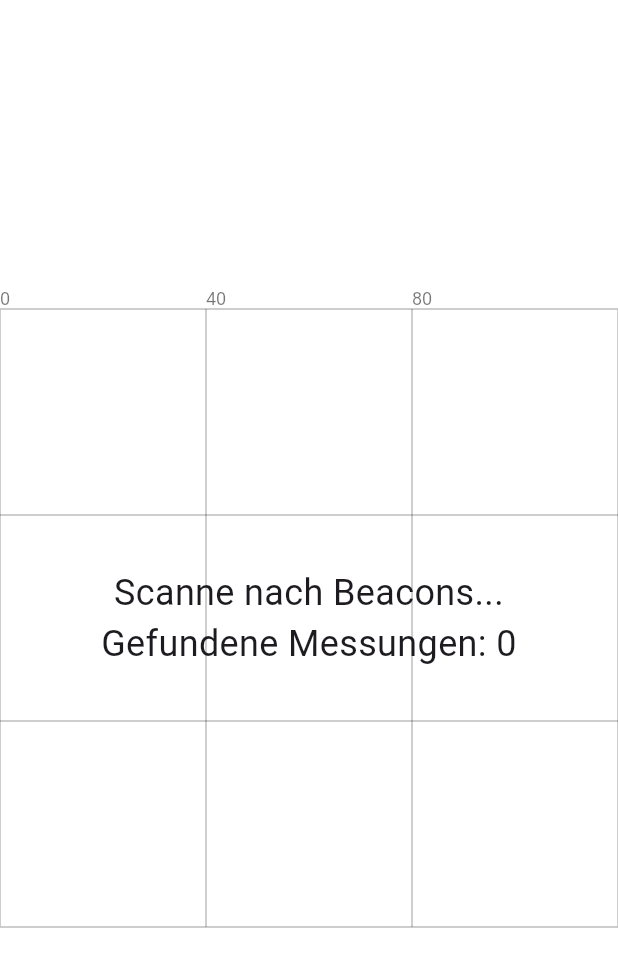
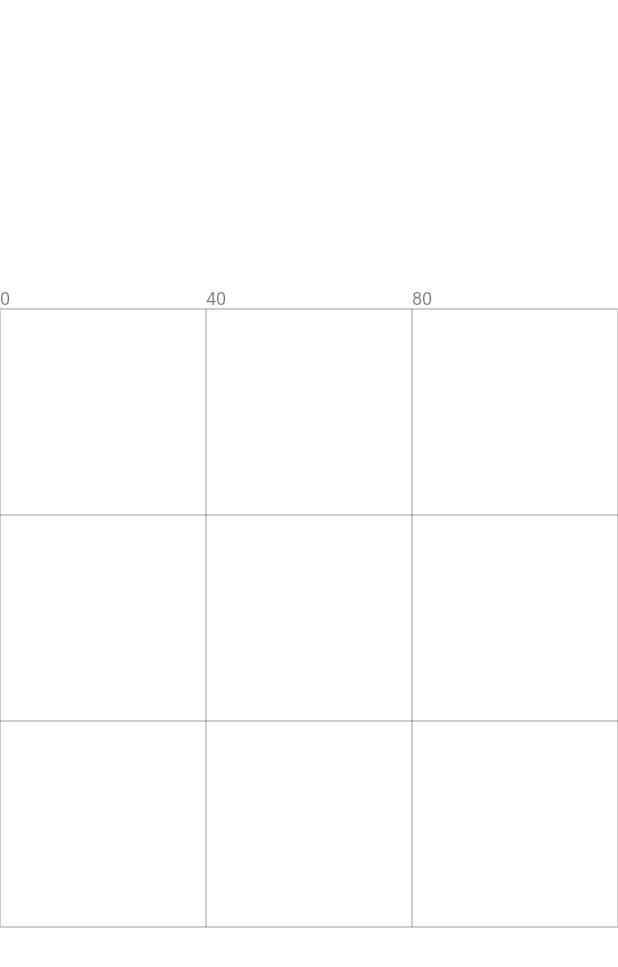
Before and after one commit to iacavegn/WIPRO, a Flutter app: the BluetoothScannerPage screen opened directly, on a phone screen of 412 x 824 dp. Shown: the top 967 px of the screen. Run offline on Flutter 3.47's test engine with Material 3 defaults, Android fonts, the phone set to English and light mode, and no system bars; our stand-ins replace flutter_blue_plus.

Commit message:
Remove Text from raster

```diff
--- a/lib/connection.dart
+++ b/lib/connection.dart
@@ -125,13 +125,6 @@ class _BluetoothScannerPageState extends State<BluetoothScannerPage> {
                   point: _point,
                 ),
               ),
-              Center(
-                child: Text(
-                  'Scanne nach Beacons...\nGefundene Messungen: ${_setOfMeasurements.length}',
-                  textAlign: TextAlign.center,
-                  style: const TextStyle(fontSize: 24),
-                ),
-              ),
             ],
           );
         },
```
